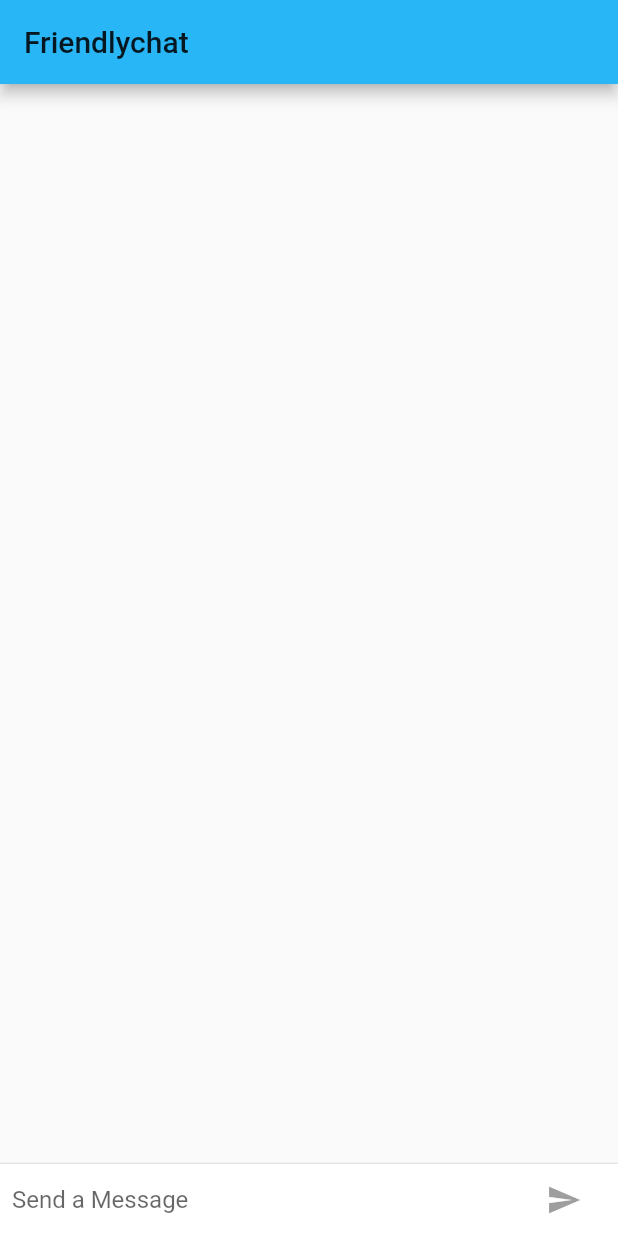
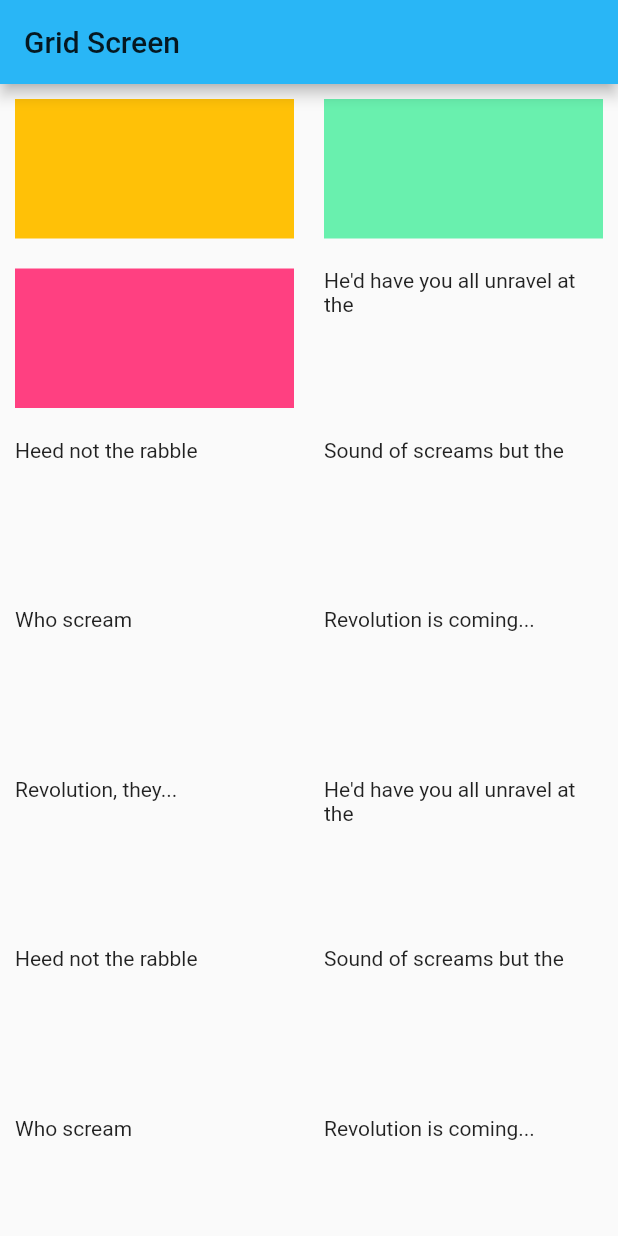
Before and after one commit to pepix/Flutter-Cookbook, a Flutter app: the screen it shows after launch, on a phone screen of 412 x 824 dp. Run offline on Flutter 3.47's test engine with Material 2 defaults, Android fonts, the phone set to English and light mode, and no system bars; our stand-ins replace cached_network_image.

Commit message:
add a grid.dart file

```diff
--- /dev/null
+++ b/lib/grid.dart
@@ -0,0 +1,114 @@
+import 'package:flutter/material.dart';
+
+const String test = "いろはにほへとちりぬるをわかよたれそつねならむ\n000\n111\n222";
+const TextStyle style1 = const TextStyle(
+  fontSize: 30.0,
+);
+
+class GridScreen extends StatefulWidget {
+  @override
+  State createState() => new GridScreenState();
+}
+
+class GridScreenState extends State<GridScreen> {
+  @override
+  Widget build(BuildContext context) {
+    return new Scaffold(
+      appBar: new AppBar(
+        title: new Text("Grid Screen"),
+        // want to add any properties
+      ),
+      // Example for GridView.count
+      body: new GridView.count(
+        primary: false,
+        shrinkWrap: true,
+        scrollDirection: Axis.vertical,
+        padding: const EdgeInsets.all(10.0),
+        crossAxisSpacing: 20.0,
+        mainAxisSpacing: 20.0,
+        childAspectRatio: 2.0,
+        addAutomaticKeepAlives: false,
+        crossAxisCount: 2,
+        children: <Widget>[
+          new Container(color: Colors.amber,),
+          new Container(color: Colors.greenAccent,),
+          new Container(color: Colors.pinkAccent,),
+          const Text('He\'d have you all unravel at the'),
+          const Text('Heed not the rabble'),
+          const Text('Sound of screams but the'),
+          const Text('Who scream'),
+          const Text('Revolution is coming...'),
+          const Text('Revolution, they...'),
+          const Text('He\'d have you all unravel at the'),
+          const Text('Heed not the rabble'),
+          const Text('Sound of screams but the'),
+          const Text('Who scream'),
+          const Text('Revolution is coming...'),
+          const Text('Revolution, they...'),
+        ],
+      ),
+
+      // Example for ListView
+//      body: new ListView(
+//        children: <Widget>[
+//          new Text("ああああああ"),
+//          new Divider(
+//            height: 16.0,
+//          ),
+//          new Text(
+//            "What's happened?\nI have a pen.",
+//          ),
+//          new Divider(
+//            height: 32.0,
+//            color: Colors.deepOrange,
+//          ),
+//          new Text(
+//            test,
+//            style: new TextStyle(
+//              fontSize: 22.0,
+//            ),
+//            textAlign: TextAlign.center,
+//            maxLines: 3,
+//            softWrap: true,
+//          ),
+//          new Divider(),
+//          new Text(test, style: style1,),
+//          new Text(test, style: style1,),
+//          new Text(test, style: style1,),
+//        ],
+//      ),
+
+      // Example for Column
+//      body: new Column(
+//        children: <Widget>[
+//          new Text("ああああああ"),
+//          new Divider(
+//            height: 16.0,
+//          ),
+//          new Text(
+//            "What's happened?\nI have a pen.",
+//          ),
+//          new Divider(
+//            height: 32.0,
+//            color: Colors.deepOrange,
+//          ),
+//          new Text(
+//            test,
+//            style: new TextStyle(
+//              fontSize: 22.0,
+//            ),
+//            textAlign: TextAlign.center,
+//            maxLines: 3,
+//            softWrap: true,
+//          ),
+//          new Divider(),
+//          new Text(test, style: style1,),
+//          new Text(test, style: style1,),
+//          new Text(test, style: style1,),
+//        ],
+//      ),
+
+
+    );
+  }
+}
--- a/lib/main.dart
+++ b/lib/main.dart
@@ -3,6 +3,7 @@ import 'package:flutter/material.dart';
 import 'package:cached_network_image/cached_network_image.dart';
 
 import 'package:image/chat.dart';
+import 'package:image/grid.dart';
 
 void main() {
   runApp(new MaterialApp(
@@ -13,7 +14,8 @@ void main() {
       accentColor: Colors.cyan,
     ),
     //home: new MyApp(),
-    home: new ChatScreen(),
+    //home: new ChatScreen(),
+    home: new GridScreen(),
   ));
 }
 
```
